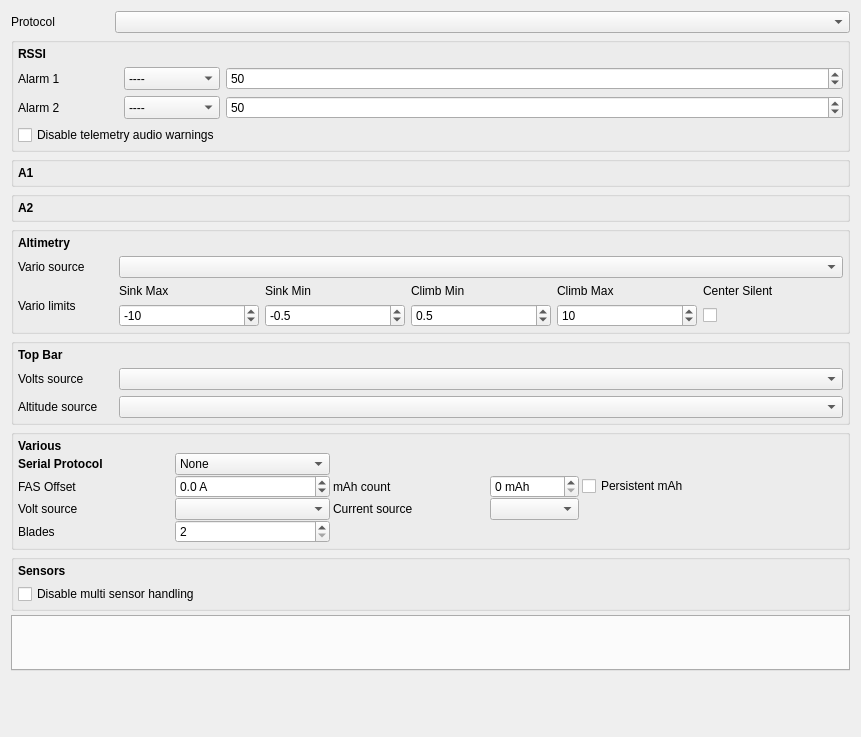
Before: the Qt Designer form companion/src/modeledit/telemetry.ui in opentx/opentx, drawn with Qt 5.
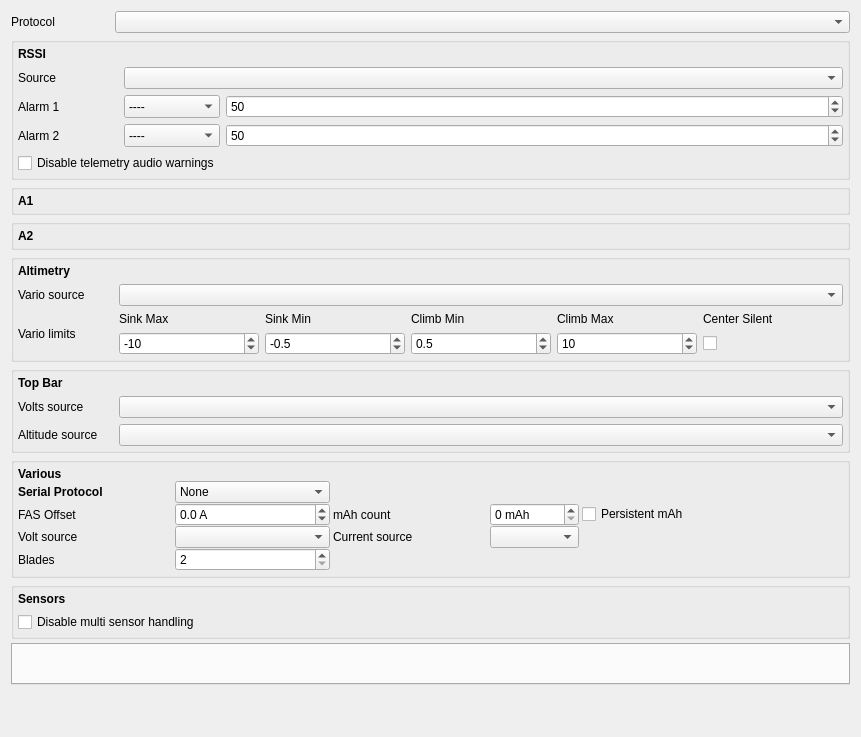
After: the same form once the commit is applied. Custom widgets are drawn as their Qt base class.

Patch:
```diff
--- a/companion/src/modeledit/telemetry.ui
+++ b/companion/src/modeledit/telemetry.ui
@@ -74,163 +74,6 @@
       <property name="bottomMargin">
        <number>4</number>
       </property>
-      <item row="2" column="1">
-       <widget class="QComboBox" name="rssiAlarmWarningCB">
-        <property name="sizePolicy">
-         <sizepolicy hsizetype="MinimumExpanding" vsizetype="Preferred">
-          <horstretch>0</horstretch>
-          <verstretch>0</verstretch>
-         </sizepolicy>
-        </property>
-        <item>
-         <property name="text">
-          <string>----</string>
-         </property>
-        </item>
-        <item>
-         <property name="text">
-          <string>Yellow</string>
-         </property>
-        </item>
-        <item>
-         <property name="text">
-          <string>Orange</string>
-         </property>
-        </item>
-        <item>
-         <property name="text">
-          <string>Red</string>
-         </property>
-        </item>
-       </widget>
-      </item>
-      <item row="2" column="0">
-       <widget class="QLabel" name="rssiAlarmWarningLabel">
-        <property name="sizePolicy">
-         <sizepolicy hsizetype="MinimumExpanding" vsizetype="Minimum">
-          <horstretch>0</horstretch>
-          <verstretch>0</verstretch>
-         </sizepolicy>
-        </property>
-        <property name="minimumSize">
-         <size>
-          <width>100</width>
-          <height>0</height>
-         </size>
-        </property>
-        <property name="styleSheet">
-         <string notr="true"/>
-        </property>
-        <property name="text">
-         <string>Alarm 1</string>
-        </property>
-       </widget>
-      </item>
-      <item row="3" column="1">
-       <widget class="QComboBox" name="rssiAlarmCriticalCB">
-        <property name="sizePolicy">
-         <sizepolicy hsizetype="MinimumExpanding" vsizetype="Preferred">
-          <horstretch>0</horstretch>
-          <verstretch>0</verstretch>
-         </sizepolicy>
-        </property>
-        <item>
-         <property name="text">
-          <string>----</string>
-         </property>
-        </item>
-        <item>
-         <property name="text">
-          <string>Yellow</string>
-         </property>
-        </item>
-        <item>
-         <property name="text">
-          <string>Orange</string>
-         </property>
-        </item>
-        <item>
-         <property name="text">
-          <string>Red</string>
-         </property>
-        </item>
-       </widget>
-      </item>
-      <item row="3" column="0">
-       <widget class="QLabel" name="rssiAlarmCriticalLabel">
-        <property name="sizePolicy">
-         <sizepolicy hsizetype="MinimumExpanding" vsizetype="Minimum">
-          <horstretch>0</horstretch>
-          <verstretch>0</verstretch>
-         </sizepolicy>
-        </property>
-        <property name="minimumSize">
-         <size>
-          <width>100</width>
-          <height>0</height>
-         </size>
-        </property>
-        <property name="text">
-         <string>Alarm 2</string>
-        </property>
-       </widget>
-      </item>
-      <item row="3" column="2">
-       <widget class="QSpinBox" name="rssiAlarmCriticalSB">
-        <property name="enabled">
-         <bool>true</bool>
-        </property>
-        <property name="sizePolicy">
-         <sizepolicy hsizetype="MinimumExpanding" vsizetype="Preferred">
-          <horstretch>0</horstretch>
-          <verstretch>0</verstretch>
-         </sizepolicy>
-        </property>
-        <property name="suffix">
-         <string/>
-        </property>
-        <property name="minimum">
-         <number>20</number>
-        </property>
-        <property name="maximum">
-         <number>80</number>
-        </property>
-        <property name="singleStep">
-         <number>1</number>
-        </property>
-        <property name="value">
-         <number>50</number>
-        </property>
-       </widget>
-      </item>
-      <item row="2" column="2">
-       <widget class="QSpinBox" name="rssiAlarmWarningSB">
-        <property name="enabled">
-         <bool>true</bool>
-        </property>
-        <property name="sizePolicy">
-         <sizepolicy hsizetype="MinimumExpanding" vsizetype="Preferred">
-          <horstretch>0</horstretch>
-          <verstretch>0</verstretch>
-         </sizepolicy>
-        </property>
-        <property name="suffix">
-         <string/>
-        </property>
-        <property name="minimum">
-         <number>20</number>
-        </property>
-        <property name="maximum">
-         <number>80</number>
-        </property>
-        <property name="singleStep">
-         <number>1</number>
-        </property>
-        <property name="value">
-         <number>50</number>
-        </property>
-       </widget>
-      </item>
       <item row="1" column="0">
        <widget class="QLabel" name="rssiLabel">
         <property name="font">
@@ -244,7 +87,87 @@
         </property>
        </widget>
       </item>
-      <item row="7" column="0">
+      <item row="3" column="0">
+       <widget class="QLabel" name="rssiAlarmWarningLabel">
+        <property name="sizePolicy">
+         <sizepolicy hsizetype="MinimumExpanding" vsizetype="Minimum">
+          <horstretch>0</horstretch>
+          <verstretch>0</verstretch>
+         </sizepolicy>
+        </property>
+        <property name="minimumSize">
+         <size>
+          <width>100</width>
+          <height>0</height>
+         </size>
+        </property>
+        <property name="styleSheet">
+         <string notr="true"/>
+        </property>
+        <property name="text">
+         <string>Alarm 1</string>
+        </property>
+       </widget>
+      </item>
+      <item row="3" column="2">
+       <widget class="QSpinBox" name="rssiAlarmWarningSB">
+        <property name="enabled">
+         <bool>true</bool>
+        </property>
+        <property name="sizePolicy">
+         <sizepolicy hsizetype="MinimumExpanding" vsizetype="Preferred">
+          <horstretch>0</horstretch>
+          <verstretch>0</verstretch>
+         </sizepolicy>
+        </property>
+        <property name="suffix">
+         <string/>
+        </property>
+        <property name="minimum">
+         <number>20</number>
+        </property>
+        <property name="maximum">
+         <number>80</number>
+        </property>
+        <property name="singleStep">
+         <number>1</number>
+        </property>
+        <property name="value">
+         <number>50</number>
+        </property>
+       </widget>
+      </item>
+      <item row="4" column="1">
+       <widget class="QComboBox" name="rssiAlarmCriticalCB">
+        <property name="sizePolicy">
+         <sizepolicy hsizetype="MinimumExpanding" vsizetype="Preferred">
+          <horstretch>0</horstretch>
+          <verstretch>0</verstretch>
+         </sizepolicy>
+        </property>
+        <item>
+         <property name="text">
+          <string>----</string>
+         </property>
+        </item>
+        <item>
+         <property name="text">
+          <string>Yellow</string>
+         </property>
+        </item>
+        <item>
+         <property name="text">
+          <string>Orange</string>
+         </property>
+        </item>
+        <item>
+         <property name="text">
+          <string>Red</string>
+         </property>
+        </item>
+       </widget>
+      </item>
+      <item row="8" column="0">
        <spacer name="verticalSpacer_2">
         <property name="orientation">
          <enum>Qt::Vertical</enum>
@@ -257,13 +180,100 @@
         </property>
        </spacer>
       </item>
-      <item row="4" column="0" colspan="2">
+      <item row="4" column="2">
+       <widget class="QSpinBox" name="rssiAlarmCriticalSB">
+        <property name="enabled">
+         <bool>true</bool>
+        </property>
+        <property name="sizePolicy">
+         <sizepolicy hsizetype="MinimumExpanding" vsizetype="Preferred">
+          <horstretch>0</horstretch>
+          <verstretch>0</verstretch>
+         </sizepolicy>
+        </property>
+        <property name="suffix">
+         <string/>
+        </property>
+        <property name="minimum">
+         <number>20</number>
+        </property>
+        <property name="maximum">
+         <number>80</number>
+        </property>
+        <property name="singleStep">
+         <number>1</number>
+        </property>
+        <property name="value">
+         <number>50</number>
+        </property>
+       </widget>
+      </item>
+      <item row="5" column="0" colspan="2">
        <widget class="AutoCheckBox" name="disableTelemetryAlarms">
         <property name="text">
          <string>Disable telemetry audio warnings</string>
         </property>
        </widget>
       </item>
+      <item row="4" column="0">
+       <widget class="QLabel" name="rssiAlarmCriticalLabel">
+        <property name="sizePolicy">
+         <sizepolicy hsizetype="MinimumExpanding" vsizetype="Minimum">
+          <horstretch>0</horstretch>
+          <verstretch>0</verstretch>
+         </sizepolicy>
+        </property>
+        <property name="minimumSize">
+         <size>
+          <width>100</width>
+          <height>0</height>
+         </size>
+        </property>
+        <property name="text">
+         <string>Alarm 2</string>
+        </property>
+       </widget>
+      </item>
+      <item row="3" column="1">
+       <widget class="QComboBox" name="rssiAlarmWarningCB">
+        <property name="sizePolicy">
+         <sizepolicy hsizetype="MinimumExpanding" vsizetype="Preferred">
+          <horstretch>0</horstretch>
+          <verstretch>0</verstretch>
+         </sizepolicy>
+        </property>
+        <item>
+         <property name="text">
+          <string>----</string>
+         </property>
+        </item>
+        <item>
+         <property name="text">
+          <string>Yellow</string>
+         </property>
+        </item>
+        <item>
+         <property name="text">
+          <string>Orange</string>
+         </property>
+        </item>
+        <item>
+         <property name="text">
+          <string>Red</string>
+         </property>
+        </item>
+       </widget>
+      </item>
+      <item row="2" column="0">
+       <widget class="QLabel" name="rssiSourceLabel">
+        <property name="text">
+         <string>Source</string>
+        </property>
+       </widget>
+      </item>
+      <item row="2" column="1" colspan="2">
+       <widget class="AutoComboBox" name="rssiSourceCB"/>
+      </item>
      </layout>
     </widget>
    </item>
```
